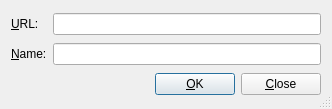
cburschka/lyx, file src/frontends/qt4/ui/HyperlinkUi.ui: the form before one commit.
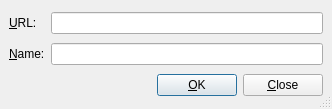
The form after the commit.

Commit message: Use qt422 version of the ui file

Patch:
```diff
--- a/src/frontends/qt4/ui/HyperlinkUi.ui
+++ b/src/frontends/qt4/ui/HyperlinkUi.ui
@@ -16,22 +16,10 @@
    <bool>true</bool>
   </property>
   <layout class="QGridLayout" >
-   <property name="leftMargin" >
-    <number>11</number>
+   <property name="margin" >
+    <number>9</number>
    </property>
-   <property name="topMargin" >
-    <number>11</number>
-   </property>
-   <property name="rightMargin" >
-    <number>11</number>
-   </property>
-   <property name="bottomMargin" >
-    <number>11</number>
-   </property>
-   <property name="horizontalSpacing" >
-    <number>6</number>
-   </property>
-   <property name="verticalSpacing" >
+   <property name="spacing" >
     <number>6</number>
    </property>
    <item row="0" column="0" >
```
Left out of the diff: 15 changed lines with no effect on the pictures.
